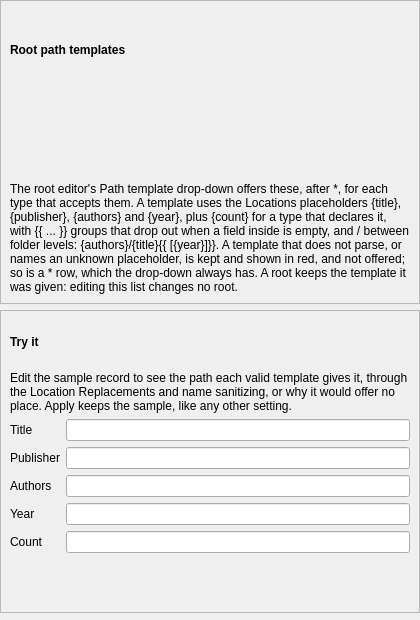
Before: the Qt Designer form packages/rehuco-agent/src/rehuco_agent/settings/ui/root_layout_templates_page.ui in borco/rehuco, drawn with Qt 5.
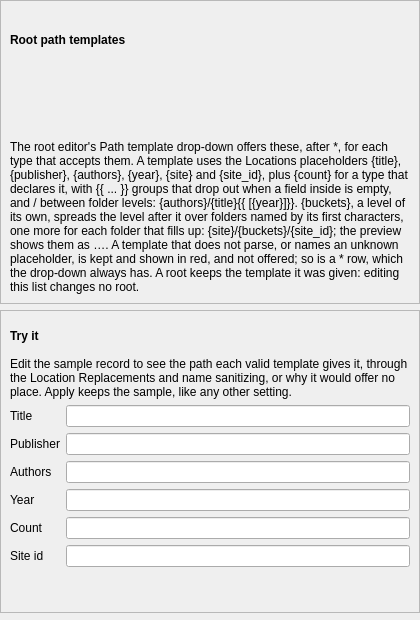
After: the same form once the commit is applied. Custom widgets are drawn as their Qt base class.

The edit to the form file:
```diff
--- a/packages/rehuco-agent/src/rehuco_agent/settings/ui/root_layout_templates_page.ui
+++ b/packages/rehuco-agent/src/rehuco_agent/settings/ui/root_layout_templates_page.ui
@@ -54,7 +54,7 @@
       <item>
        <widget class="WrappingLabel" name="templates_note_label">
         <property name="text">
-         <string>The root editor's Path template drop-down offers these, after *, for each type that accepts them. A template uses the Locations placeholders {title}, {publisher}, {authors} and {year}, plus {count} for a type that declares it, with {{ ... }} groups that drop out when a field inside is empty, and / between folder levels: {authors}/{title}{{ [{year}]}}. A template that does not parse, or names an unknown placeholder, is kept and shown in red, and not offered; so is a * row, which the drop-down always has. A root keeps the template it was given: editing this list changes no root.</string>
+         <string>The root editor's Path template drop-down offers these, after *, for each type that accepts them. A template uses the Locations placeholders {title}, {publisher}, {authors}, {year}, {site} and {site_id}, plus {count} for a type that declares it, with {{ ... }} groups that drop out when a field inside is empty, and / between folder levels: {authors}/{title}{{ [{year}]}}. {buckets}, a level of its own, spreads the level after it over folders named by its first characters, one more for each folder that fills up: {site}/{buckets}/{site_id}; the preview shows them as …. A template that does not parse, or names an unknown placeholder, is kept and shown in red, and not offered; so is a * row, which the drop-down always has. A root keeps the template it was given: editing this list changes no root.</string>
         </property>
         <property name="wordWrap">
          <bool>true</bool>
@@ -147,6 +147,16 @@
         <item row="4" column="1">
          <widget class="QLineEdit" name="sample_count_edit"/>
         </item>
+        <item row="5" column="0">
+         <widget class="QLabel" name="sample_site_id_label">
+          <property name="text">
+           <string>Site id</string>
+          </property>
+         </widget>
+        </item>
+        <item row="5" column="1">
+         <widget class="QLineEdit" name="sample_site_id_edit"/>
+        </item>
        </layout>
       </item>
       <item>
```
